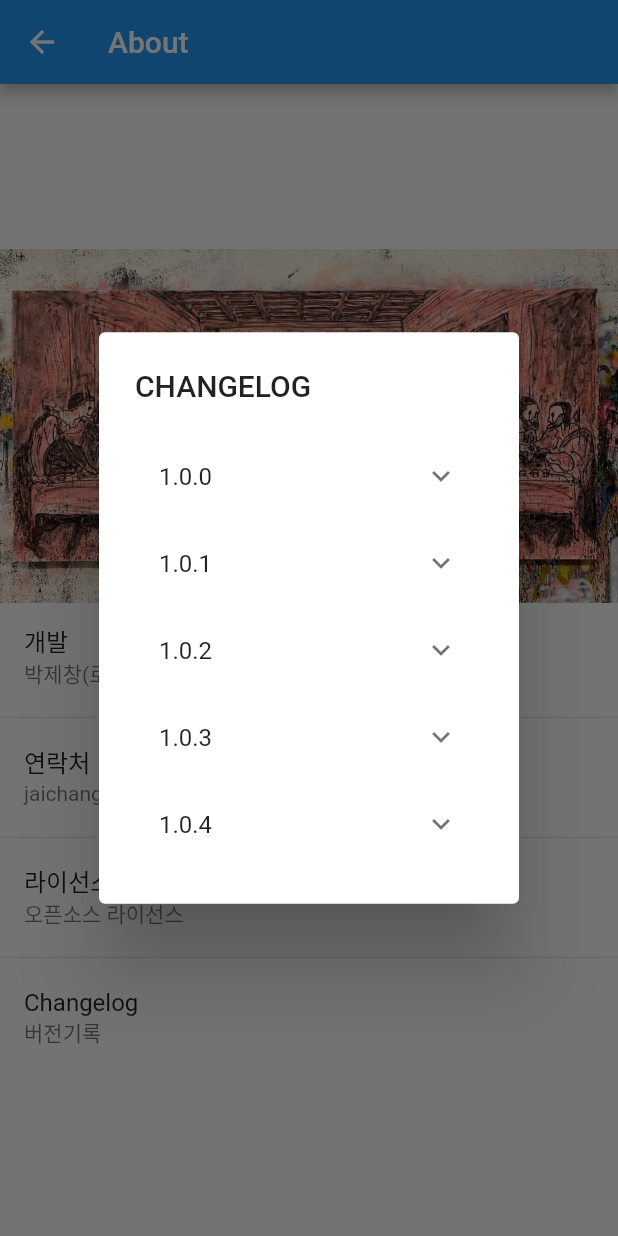
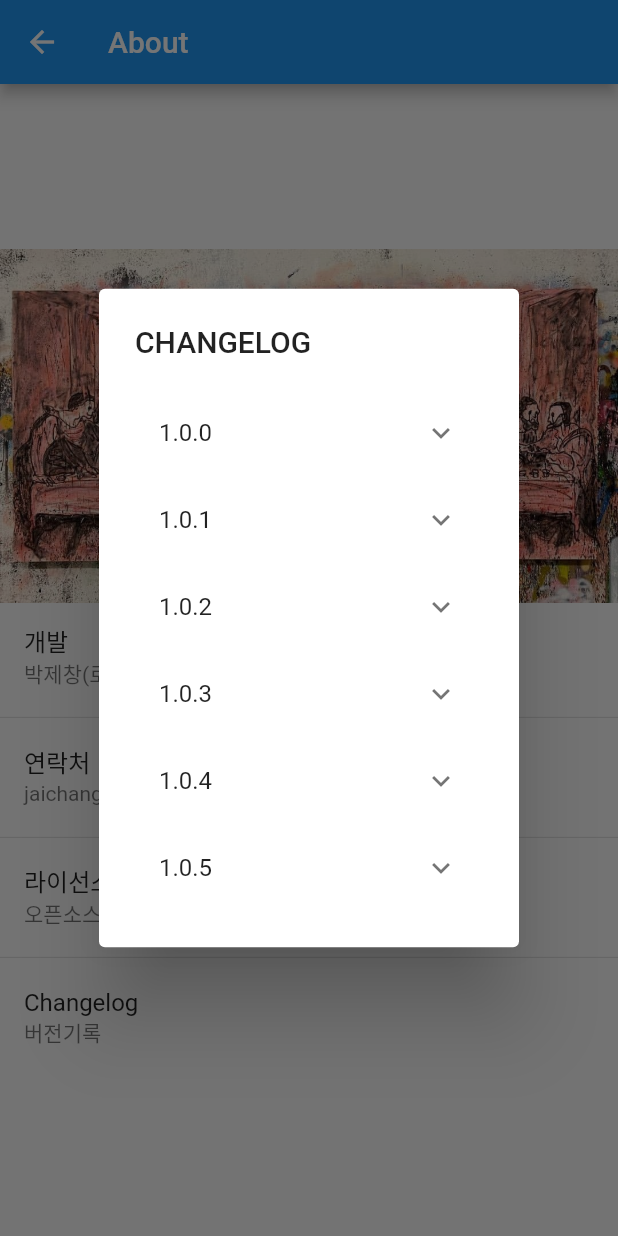
Before and after one commit to JAICHANGPARK/unknown_lunch_quest, a Flutter app: the AboutPage screen opened by its route, after a tap on "Changelog", on a phone screen of 412 x 824 dp. Run offline on Flutter 3.47's test engine with Material 2 defaults, Android fonts, the light colour scheme and no system bars; our stand-ins replace confetti, flutter_slidable, flutter_time_picker_spinner, fluttertoast, pdf, percent_indicator and 5 more; missing offline and left inert: dart:html, fancy_drawer, firebase, flutter_date_picker_timeline, flutter_sparkline, pimp_my_button and 2 more; accounts and stored records are empty.

Commit message:
Update about_page.dart

```diff
--- a/lib/src/ui/mobile/about_page.dart
+++ b/lib/src/ui/mobile/about_page.dart
@@ -192,6 +192,16 @@ class _AboutPageState extends State<AboutPage> with TickerProviderStateMixin {
                                         Text("4. ✨ 팀별 참여신청 구분 기능 추가"),
                                         Text("5. ✨ 생성되지 않은 방임에도 종료문구 수정"),
                                       ],
+                                    ),
+                                    ExpansionTile(
+                                      title: Text("1.0.5"),
+                                      expandedCrossAxisAlignment: CrossAxisAlignment.start,
+                                      children: [
+                                        Text("1. ✨ 프린트화면에 출력물이 보이지 않는 문제를 수정했어요."),
+                                        Text("2. ✨ 참가인원 확인을 위한 인디케이터를 추가했어요."),
+                                        Text("3. ✨ 참가인원을 실시간으로 변동되도록 개선했어요."),
+
+                                      ],
                                     )
                                   ],
                                 ),
```
